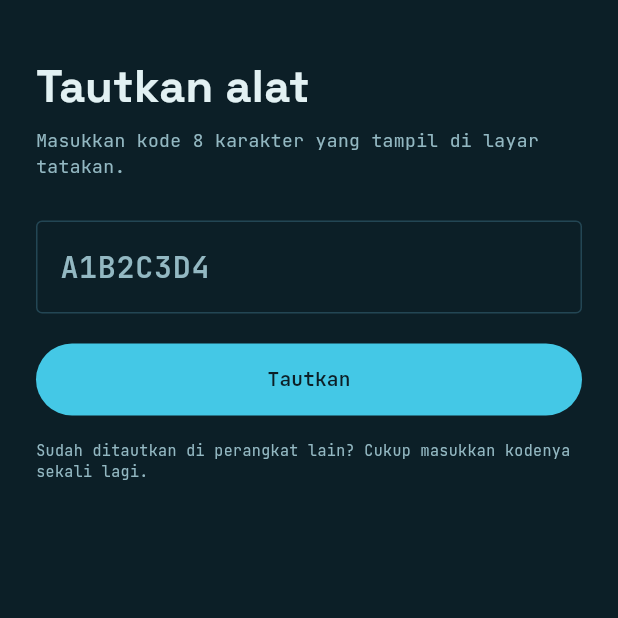
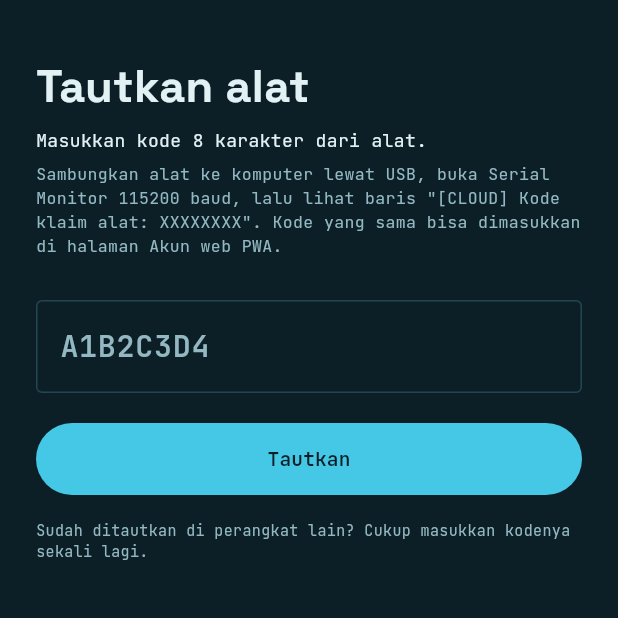
Before and after one commit to WindraNatan/Coaster, a Flutter app: the ClaimScreen screen opened directly with empty values, on a phone screen of 412 x 824 dp, the top half of it. Run offline on Flutter 3.47's test engine with Material 3 defaults, Android fonts, the phone set to English and light mode, and no system bars; our stand-ins replace shared_preferences; accounts and stored records are empty.

Commit message:
fix(app): arahkan kode klaim ke Serial Monitor, bukan layar
Tatakan tidak punya layar, tapi layar Tautkan alat menyuruh mencari kode
di 'layar tatakan'. Firmware mencetaknya lewat Serial.printf di
cloud_sync.h:223 dan :402, jadi instruksinya diarahkan ke Serial Monitor
115200 baud.

Sekalian: skrip rilis berhenti lebih awal kalau ada komit belum di-push,
karena GitHub menolak SHA yang belum dikenal dengan 422 yang pesannya
menyesatkan (menyebut tag_name juga).

```diff
--- a/app/lib/main.dart
+++ b/app/lib/main.dart
@@ -1174,8 +1174,15 @@ class _ClaimScreenState extends State<ClaimScreen> {
                   style: TextStyle(fontFamily: _display, fontSize: 30,
                       fontWeight: FontWeight.w700, color: _ink, height: 1.15)),
               const SizedBox(height: 10),
-              Text('Masukkan kode 8 karakter yang tampil di layar tatakan.',
-                  style: _monoStyle(12, color: _dim)),
+              Text('Masukkan kode 8 karakter dari alat.',
+                  style: _monoStyle(12, color: _ink)),
+              const SizedBox(height: 6),
+              // Tatakan tidak punya layar. Kode hanya dicetak firmware ke Serial,
+              // jadi arahkan ke sana daripada mencari tampilan yang tidak ada.
+              Text('Sambungkan alat ke komputer lewat USB, buka Serial Monitor '
+                  '115200 baud, lalu lihat baris "[CLOUD] Kode klaim alat: XXXXXXXX". '
+                  'Kode yang sama bisa dimasukkan di halaman Akun web PWA.',
+                  style: _monoStyle(11, color: _dim)),
               const SizedBox(height: 28),
               TextField(
                 controller: _code,
```
